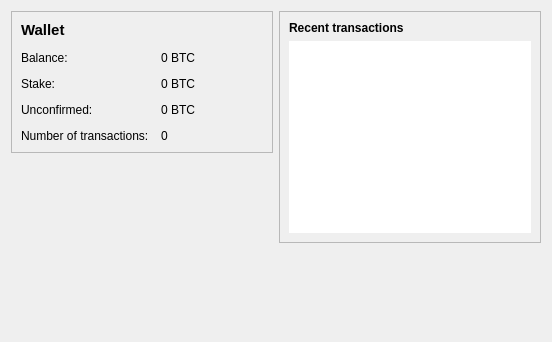
Qt form src/qt/forms/overviewpage.ui (hanxianzhai/poscoin) before a commit.
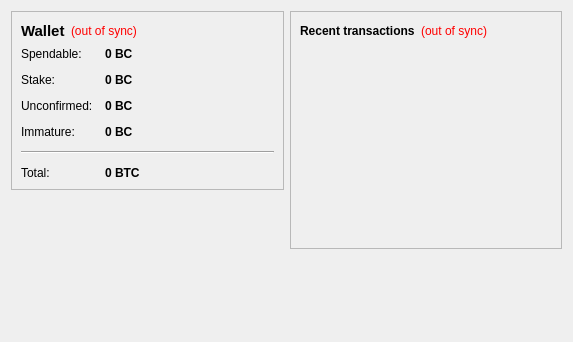
The same form after that commit.

Patch:
```diff
--- a/src/qt/forms/overviewpage.ui
+++ b/src/qt/forms/overviewpage.ui
@@ -6,7 +6,7 @@
    <rect>
     <x>0</x>
     <y>0</y>
-    <width>552</width>
+    <width>573</width>
     <height>342</height>
    </rect>
   </property>
@@ -24,6 +24,55 @@
        <property name="frameShadow">
         <enum>QFrame::Raised</enum>
        </property>
+       <layout class="QVBoxLayout" name="verticalLayout_4">
+        <item>
+         <layout class="QHBoxLayout" name="horizontalLayout_4">
+          <item>
+           <widget class="QLabel" name="label_5">
+            <property name="font">
+             <font>
+              <pointsize>11</pointsize>
+              <weight>75</weight>
+              <bold>true</bold>
+             </font>
+            </property>
+            <property name="text">
+             <string>Wallet</string>
+            </property>
+           </widget>
+          </item>
+          <item>
+           <widget class="QLabel" name="labelWalletStatus">
+            <property name="toolTip">
+             <string>The displayed information may be out of date. Your wallet automatically synchronizes with the BlackCoin network after a connection is established, but this process has not completed yet.</string>
+            </property>
+            <property name="styleSheet">
+             <string notr="true">QLabel { color: red; }</string>
+            </property>
+            <property name="text">
+             <string notr="true">(out of sync)</string>
+            </property>
+            <property name="alignment">
+             <set>Qt::AlignLeading|Qt::AlignLeft|Qt::AlignVCenter</set>
+            </property>
+           </widget>
+          </item>
+          <item>
+           <spacer name="horizontalSpacer_2">
+            <property name="orientation">
+             <enum>Qt::Horizontal</enum>
+            </property>
+            <property name="sizeHint" stdset="0">
+             <size>
+              <width>40</width>
+              <height>20</height>
+             </size>
+            </property>
+           </spacer>
+          </item>
+         </layout>
+        </item>
+        <item>
        <layout class="QFormLayout" name="formLayout_2">
         <property name="fieldGrowthPolicy">
          <enum>QFormLayout::AllNonFixedFieldsGrow</enum>
@@ -34,74 +83,156 @@
         <property name="verticalSpacing">
          <number>12</number>
         </property>
-        <item row="2" column="0">
+          <item row="0" column="0">
          <widget class="QLabel" name="label">
           <property name="text">
-           <string>Balance:</string>
+             <string>Spendable:</string>
           </property>
          </widget>
         </item>
-        <item row="2" column="1">
+          <item row="0" column="1">
          <widget class="QLabel" name="labelBalance">
+            <property name="font">
+             <font>
+              <weight>75</weight>
+              <bold>true</bold>
+             </font>
+            </property>
+            <property name="cursor">
+             <cursorShape>IBeamCursor</cursorShape>
+            </property>
+            <property name="toolTip">
+             <string>Your current spendable balance</string>
+            </property>
           <property name="text">
-           <string notr="true">0 BTC</string>
-          </property>
-         </widget>
-        </item>
-        <item row="5" column="0">
-         <widget class="QLabel" name="label_2">
+             <string notr="true">0 BC</string>
+            </property>
+            <property name="textInteractionFlags">
+             <set>Qt::LinksAccessibleByMouse|Qt::TextSelectableByKeyboard|Qt::TextSelectableByMouse</set>
+            </property>
+           </widget>
+          </item>
+          <item row="1" column="0">
+           <widget class="QLabel" name="label_6">
           <property name="text">
-           <string>Number of transactions:</string>
+             <string>Stake:</string>
           </property>
          </widget>
         </item>
-        <item row="5" column="1">
-         <widget class="QLabel" name="labelNumTransactions">
+          <item row="1" column="1">
+           <widget class="QLabel" name="labelStake">
+            <property name="font">
+             <font>
+              <weight>75</weight>
+              <bold>true</bold>
+             </font>
+            </property>
+            <property name="cursor">
+             <cursorShape>IBeamCursor</cursorShape>
+            </property>
+            <property name="toolTip">
+             <string>Total of coins that was staked, and do not yet count toward the current balance</string>
+            </property>
           <property name="text">
-           <string>0</string>
-          </property>
-         </widget>
-        </item>
-        <item row="4" column="0">
+             <string notr="true">0 BC</string>
+            </property>
+            <property name="textInteractionFlags">
+             <set>Qt::LinksAccessibleByMouse|Qt::TextSelectableByKeyboard|Qt::TextSelectableByMouse</set>
+            </property>
+           </widget>
+          </item>
+          <item row="2" column="0">
          <widget class="QLabel" name="label_3">
           <property name="text">
            <string>Unconfirmed:</string>
           </property>
          </widget>
         </item>
-        <item row="4" column="1">
+          <item row="2" column="1">
          <widget class="QLabel" name="labelUnconfirmed">
+            <property name="font">
+             <font>
+              <weight>75</weight>
+              <bold>true</bold>
+             </font>
+            </property>
+            <property name="cursor">
+             <cursorShape>IBeamCursor</cursorShape>
+            </property>
+            <property name="toolTip">
+             <string>Total of transactions that have yet to be confirmed, and do not yet count toward the current balance</string>
+            </property>
           <property name="text">
-           <string notr="true">0 BTC</string>
+             <string notr="true">0 BC</string>
+            </property>
+            <property name="textInteractionFlags">
+             <set>Qt::LinksAccessibleByMouse|Qt::TextSelectableByKeyboard|Qt::TextSelectableByMouse</set>
           </property>
          </widget>
         </item>
         <item row="3" column="0">
-         <widget class="QLabel" name="label_6">
+           <widget class="QLabel" name="labelImmatureText">
           <property name="text">
-           <string>Stake:</string>
+             <string>Immature:</string>
           </property>
          </widget>
         </item>
         <item row="3" column="1">
-         <widget class="QLabel" name="labelStake">
+           <widget class="QLabel" name="labelImmature">
+            <property name="font">
+             <font>
+              <weight>75</weight>
+              <bold>true</bold>
+             </font>
+            </property>
+            <property name="toolTip">
+             <string>Mined balance that has not yet matured</string>
+            </property>
+            <property name="text">
+             <string notr="true">0 BC</string>
+            </property>
+            <property name="textInteractionFlags">
+             <set>Qt::LinksAccessibleByMouse|Qt::TextSelectableByKeyboard|Qt::TextSelectableByMouse</set>
+            </property>
+           </widget>
+          </item>
+          <item row="4" column="0" colspan="2">
+           <widget class="Line" name="line">
+            <property name="orientation">
+             <enum>Qt::Horizontal</enum>
+            </property>
+           </widget>
+          </item>
+          <item row="5" column="0">
+           <widget class="QLabel" name="labelTotalText">
+            <property name="text">
+             <string>Total:</string>
+            </property>
+           </widget>
+          </item>
+          <item row="5" column="1">
+           <widget class="QLabel" name="labelTotal">
+            <property name="font">
+             <font>
+              <weight>75</weight>
+              <bold>true</bold>
+             </font>
+            </property>
+            <property name="cursor">
+             <cursorShape>IBeamCursor</cursorShape>
+            </property>
+            <property name="toolTip">
+             <string>Your current total balance</string>
+            </property>
           <property name="text">
            <string notr="true">0 BTC</string>
           </property>
-         </widget>
-        </item>
-        <item row="1" column="0">
-         <widget class="QLabel" name="label_5">
-          <property name="font">
-           <font>
-            <pointsize>11</pointsize>
-            <bold>true</bold>
-           </font>
-          </property>
-          <property name="text">
-           <string>Wallet</string>
-          </property>
-         </widget>
+            <property name="textInteractionFlags">
+             <set>Qt::LinksAccessibleByMouse|Qt::TextSelectableByKeyboard|Qt::TextSelectableByMouse</set>
+            </property>
+           </widget>
+          </item>
+         </layout>
         </item>
        </layout>
       </widget>
@@ -133,6 +264,8 @@
        </property>
        <layout class="QVBoxLayout" name="verticalLayout">
         <item>
+         <layout class="QHBoxLayout" name="horizontalLayout_2">
+          <item>
          <widget class="QLabel" name="label_4">
           <property name="text">
            <string>&lt;b&gt;Recent transactions&lt;/b&gt;</string>
@@ -140,7 +273,41 @@
          </widget>
         </item>
         <item>
+           <widget class="QLabel" name="labelTransactionsStatus">
+            <property name="toolTip">
+             <string>The displayed information may be out of date. Your wallet automatically synchronizes with the BlackCoin network after a connection is established, but this process has not completed yet.</string>
+            </property>
+            <property name="styleSheet">
+             <string notr="true">QLabel { color: red; }</string>
+            </property>
+            <property name="text">
+             <string notr="true">(out of sync)</string>
+            </property>
+            <property name="alignment">
+             <set>Qt::AlignRight|Qt::AlignTrailing|Qt::AlignVCenter</set>
+            </property>
+           </widget>
+          </item>
+          <item>
+           <spacer name="horizontalSpacer">
+            <property name="orientation">
+             <enum>Qt::Horizontal</enum>
+            </property>
+            <property name="sizeHint" stdset="0">
+             <size>
+              <width>40</width>
+              <height>20</height>
+             </size>
+            </property>
+           </spacer>
+          </item>
+         </layout>
+        </item>
+        <item>
          <widget class="QListView" name="listTransactions">
+          <property name="styleSheet">
+           <string notr="true">QListView { background: transparent; }</string>
+          </property>
           <property name="frameShape">
            <enum>QFrame::NoFrame</enum>
           </property>
```
Left out of the diff: 3 changed lines with no effect on the pictures. Lines whose indentation alone changed are shown as unchanged.
